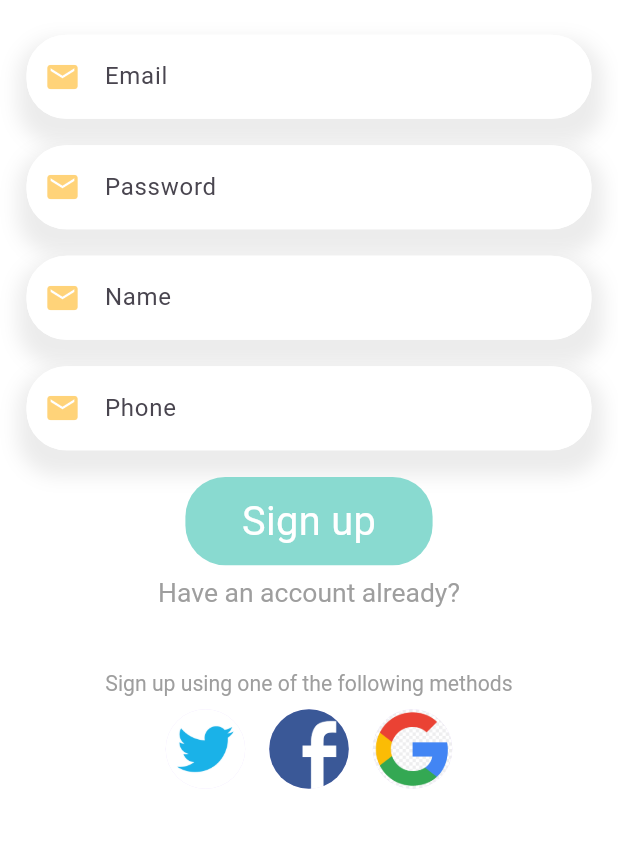
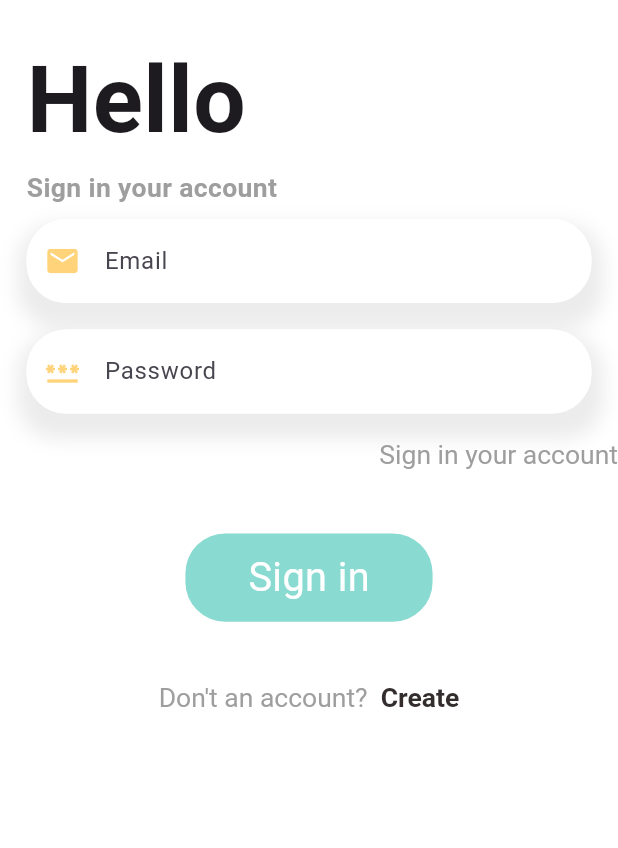
Before and after one commit to 12032002hailong/flutter_food_app, a Flutter app: the screen it shows after launch, on a phone screen of 412 x 824 dp, the part 336-1184 px from its top. Run offline on Flutter 3.47's test engine with Material 3 defaults, Android fonts, the phone set to English and light mode, and no system bars; our stand-ins replace dots_indicator, get, persistent_bottom_nav_bar, shared_preferences.

Commit message:
authRepo authController

```diff
--- a/lib/helper/dependencies.dart
+++ b/lib/helper/dependencies.dart
@@ -1,7 +1,9 @@
+import 'package:food_app_btl/controllers/auth_controller.dart';
 import 'package:food_app_btl/controllers/cart_controller.dart';
 import 'package:food_app_btl/controllers/popular_product_controller.dart';
 import 'package:food_app_btl/controllers/recommended_product_controller.dart';
 import 'package:food_app_btl/data/api/api_client.dart';
+import 'package:food_app_btl/data/repository/auth_repo.dart';
 import 'package:food_app_btl/data/repository/cart_repo.dart';
 import 'package:food_app_btl/data/repository/popular_product_repo.dart';
 import 'package:food_app_btl/data/repository/recommended_product_repo.dart';
@@ -14,13 +16,15 @@
   Get.lazyPut(() => sharedPreferences);
   //api client
   Get.lazyPut(() => ApiClient(appBaseUrl: AppConstants.BASE_URL));
-
+  Get.lazyPut(
+      () => AuthRepo(apiClient: Get.find(), sharedPreferences: Get.find()));
   //repos
   Get.lazyPut(() => PopularProductRepo(apiClient: Get.find()));
   Get.lazyPut(() => RecommendedProductRepo(apiClient: Get.find()));
   Get.lazyPut(() => CartRepo(sharedPreferences: Get.find()));
 
   //controllers
+  Get.lazyPut(() => AuthController(authRepo: Get.find()));
   Get.lazyPut(() => PopularProductController(popularProductRepo: Get.find()));
   Get.lazyPut(
       () => RecommendedProductController(recommendedProductRepo: Get.find()));
--- a/lib/main.dart
+++ b/lib/main.dart
@@ -2,6 +2,7 @@
 import 'package:food_app_btl/controllers/cart_controller.dart';
 import 'package:food_app_btl/controllers/popular_product_controller.dart';
 import 'package:food_app_btl/controllers/recommended_product_controller.dart';
+import 'package:food_app_btl/pages/auth/sign_in_page.dart';
 import 'package:food_app_btl/pages/auth/sign_up_page.dart';
 import 'package:food_app_btl/routes/route_helper.dart';
 import 'package:get/get.dart';
@@ -26,7 +27,7 @@
           return GetMaterialApp(
             debugShowCheckedModeBanner: false,
             title: 'Flutter Demo',
-            home: SignUpPage(),
+            home: SignInPage(),
             // home: SplashScreen(),
             // initialRoute: RouteHelper.getInitial(),
             // initialRoute: RouteHelper.getSplashPage(),
--- /dev/null
+++ b/lib/pages/auth/sign_in_page.dart
@@ -0,0 +1,149 @@
+import 'package:flutter/gestures.dart';
+import 'package:flutter/material.dart';
+import 'package:food_app_btl/pages/auth/sign_up_page.dart';
+import 'package:food_app_btl/utils/colors/colors.dart';
+import 'package:food_app_btl/utils/dimensions.dart';
+import 'package:food_app_btl/widgets/app_text_field.dart';
+import 'package:food_app_btl/widgets/big_text.dart';
+import 'package:get/get.dart';
+
+class SignInPage extends StatelessWidget {
+  const SignInPage({super.key});
+
+  @override
+  Widget build(BuildContext context) {
+    var emailController = TextEditingController();
+    var passwordController = TextEditingController();
+    var nameController = TextEditingController();
+    var phoneController = TextEditingController();
+
+    return Scaffold(
+      backgroundColor: Colors.white,
+      body: SingleChildScrollView(
+        physics: BouncingScrollPhysics(),
+        child: Column(
+          children: [
+            SizedBox(
+              height: Dimensions.screenHeight * 0.05,
+            ),
+            //app logo
+            Container(
+              height: Dimensions.screenHeight * 0.25,
+              child: Center(
+                child: CircleAvatar(
+                  backgroundColor: Colors.white,
+                  radius: 80,
+                  backgroundImage: AssetImage('assets/images/logo2.jpg'),
+                ),
+              ),
+            ),
+            //welcome
+            Container(
+              margin: EdgeInsets.only(left: Dimensions.width20),
+              width: double.maxFinite,
+              child: Column(
+                crossAxisAlignment: CrossAxisAlignment.start,
+                children: [
+                  Text(
+                    "Hello",
+                    style: TextStyle(
+                        fontSize: Dimensions.font20 * 3 + Dimensions.font20 / 2,
+                        fontWeight: FontWeight.bold),
+                  ),
+                  Text(
+                    "Sign in your account",
+                    style: TextStyle(
+                      fontSize: Dimensions.font20,
+                      fontWeight: FontWeight.bold,
+                      color: Colors.grey[500],
+                    ),
+                  )
+                ],
+              ),
+            ),
+            SizedBox(
+              height: Dimensions.height10,
+            ),
+            //email
+            AppTextField(
+                textController: emailController,
+                hintText: "Email",
+                icon: Icons.email),
+            SizedBox(
+              height: Dimensions.height20,
+            ),
+            //password
+            AppTextField(
+                textController: passwordController,
+                hintText: "Password",
+                icon: Icons.password_sharp),
+            SizedBox(
+              height: Dimensions.height20,
+            ),
+            //tag line
+            Row(
+              children: [
+                Expanded(child: Container()),
+                RichText(
+                  text: TextSpan(
+                    text: "Sign in your account",
+                    style: TextStyle(
+                      color: Colors.grey[500],
+                      fontSize: Dimensions.font20,
+                    ),
+                  ),
+                ),
+                SizedBox(
+                  height: Dimensions.width10,
+                ),
+              ],
+            ),
+            SizedBox(
+              height: Dimensions.screenHeight * 0.05,
+            ),
+
+            //sign in button
+            Container(
+              width: Dimensions.screenWidth / 2.5,
+              height: Dimensions.screenWidth / 7,
+              decoration: BoxDecoration(
+                  borderRadius: BorderRadius.circular(Dimensions.radius30),
+                  color: AppColors.mainColor),
+              child: Center(
+                child: BigText(
+                  text: "Sign in",
+                  size: Dimensions.font20 + Dimensions.height20 / 2,
+                  color: Colors.white,
+                ),
+              ),
+            ),
+            SizedBox(
+              height: Dimensions.screenHeight * 0.05,
+            ),
+            //sign in option
+            RichText(
+              text: TextSpan(
+                  text: "Don\'t an account? ",
+                  style: TextStyle(
+                    color: Colors.grey[500],
+                    fontSize: Dimensions.font20,
+                  ),
+                  children: [
+                    TextSpan(
+                        recognizer: TapGestureRecognizer()
+                          ..onTap = () => Get.to(() => SignUpPage(),
+                              transition: Transition.fade),
+                        text: " Create",
+                        style: TextStyle(
+                          fontWeight: FontWeight.bold,
+                          color: AppColors.mainBlackColor,
+                          fontSize: Dimensions.font20,
+                        ))
+                  ]),
+            ),
+          ],
+        ),
+      ),
+    );
+  }
+}
--- a/lib/utils/app_constants.dart
+++ b/lib/utils/app_constants.dart
@@ -9,6 +9,9 @@
   // static const String DRINK_URI = "/api/v1/products/drinks";
   static const String UPLOAD_URL = '/uploads/';
 
+  //auth end points
+  static const String REGISTRATION_URI = '/api/v1/auth/register';
+
   static const String TOKEN = "DBtoken";
   static const String CART_LIST = "cart-list";
   static const String CART_HISTORY_LIST = "cart-history-list";
--- a/lib/widgets/app_text_field.dart
+++ b/lib/widgets/app_text_field.dart
@@ -33,7 +33,7 @@
         decoration: InputDecoration(
             hintText: hintText,
             prefixIcon: Icon(
-              Icons.email,
+              icon,
               color: AppColors.yellowColor,
             ),
             focusedBorder: OutlineInputBorder(
```
Also changed, not shown: lib/base/show_custom_snackbar.dart (added, +18 -0 lines), lib/controllers/auth_controller.dart (added, +17 -0 lines), lib/data/api/api_client.dart (+20 -0 lines), lib/data/repository/auth_repo.dart (added, +22 -0 lines), lib/models/signup_body_model.dart (added, +22 -0 lines), lib/pages/auth/sign_up_page.dart (+40 -1 lines).
